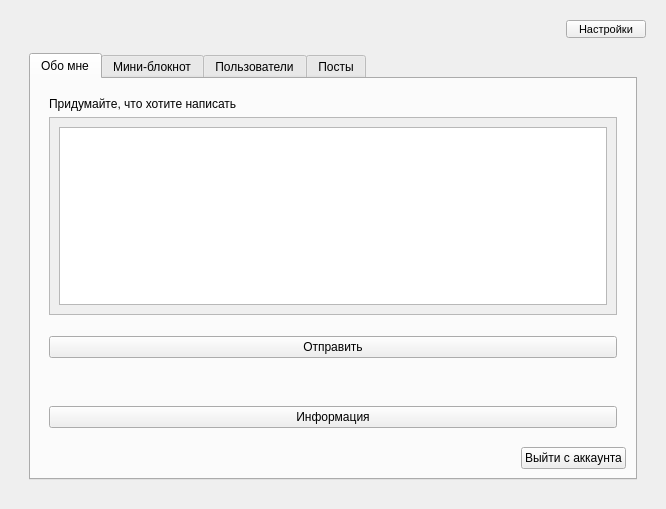
The window that front/mainApp.ui (ZXCmitya/Y11) describes before a commit, drawn with Qt 5.
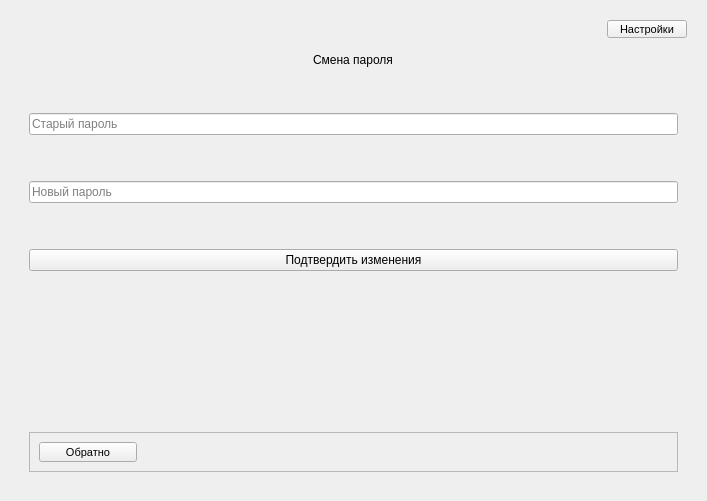
The same window after the commit. The open tabs and pages were chosen to show the change.

Commit message: added password change (not functional yet)

```diff
--- a/front/mainApp.ui
+++ b/front/mainApp.ui
@@ -6,8 +6,8 @@
    <rect>
     <x>0</x>
     <y>0</y>
-    <width>666</width>
-    <height>509</height>
+    <width>707</width>
+    <height>501</height>
    </rect>
   </property>
   <property name="windowTitle">
@@ -546,8 +546,8 @@
                        <rect>
                         <x>0</x>
                         <y>0</y>
-                        <width>570</width>
-                        <height>183</height>
+                        <width>611</width>
+                        <height>168</height>
                        </rect>
                       </property>
                       <layout class="QVBoxLayout" name="verticalLayout_12">
@@ -631,13 +631,6 @@
                  </property>
                 </spacer>
                </item>
-               <item alignment="Qt::AlignRight">
-                <widget class="QPushButton" name="btn_logout">
-                 <property name="text">
-                  <string>Выйти с аккаунта</string>
-                 </property>
-                </widget>
-               </item>
               </layout>
              </widget>
              <widget class="QWidget" name="tab_4">
@@ -707,6 +700,183 @@
                </item>
               </layout>
              </widget>
+            </widget>
+           </item>
+           <item>
+            <widget class="QFrame" name="frame_2">
+             <property name="maximumSize">
+              <size>
+               <width>16777215</width>
+               <height>40</height>
+              </size>
+             </property>
+             <property name="frameShape">
+              <enum>QFrame::StyledPanel</enum>
+             </property>
+             <property name="frameShadow">
+              <enum>QFrame::Raised</enum>
+             </property>
+             <layout class="QHBoxLayout" name="horizontalLayout_4">
+              <item alignment="Qt::AlignLeft">
+               <widget class="QPushButton" name="btn_to_change_pass">
+                <property name="font">
+                 <font>
+                  <pointsize>8</pointsize>
+                 </font>
+                </property>
+                <property name="text">
+                 <string>Сменить пароль</string>
+                </property>
+               </widget>
+              </item>
+              <item alignment="Qt::AlignRight">
+               <widget class="QPushButton" name="btn_logout">
+                <property name="font">
+                 <font>
+                  <pointsize>8</pointsize>
+                 </font>
+                </property>
+                <property name="text">
+                 <string>Выйти с аккаунта</string>
+                </property>
+               </widget>
+              </item>
+             </layout>
+            </widget>
+           </item>
+          </layout>
+         </widget>
+         <widget class="QWidget" name="page_6">
+          <layout class="QVBoxLayout" name="verticalLayout_18">
+           <item alignment="Qt::AlignHCenter">
+            <widget class="QLabel" name="label_12">
+             <property name="maximumSize">
+              <size>
+               <width>16777215</width>
+               <height>20</height>
+              </size>
+             </property>
+             <property name="text">
+              <string>Смена пароля</string>
+             </property>
+            </widget>
+           </item>
+           <item>
+            <spacer name="verticalSpacer_19">
+             <property name="orientation">
+              <enum>Qt::Vertical</enum>
+             </property>
+             <property name="sizeType">
+              <enum>QSizePolicy::Maximum</enum>
+             </property>
+             <property name="sizeHint" stdset="0">
+              <size>
+               <width>20</width>
+               <height>40</height>
+              </size>
+             </property>
+            </spacer>
+           </item>
+           <item>
+            <widget class="QLineEdit" name="line__old_password">
+             <property name="placeholderText">
+              <string>Старый пароль</string>
+             </property>
+            </widget>
+           </item>
+           <item>
+            <spacer name="verticalSpacer_18">
+             <property name="orientation">
+              <enum>Qt::Vertical</enum>
+             </property>
+             <property name="sizeType">
+              <enum>QSizePolicy::Maximum</enum>
+             </property>
+             <property name="sizeHint" stdset="0">
+              <size>
+               <width>20</width>
+               <height>40</height>
+              </size>
+             </property>
+            </spacer>
+           </item>
+           <item>
+            <widget class="QLineEdit" name="line_new_password">
+             <property name="placeholderText">
+              <string>Новый пароль</string>
+             </property>
+            </widget>
+           </item>
+           <item>
+            <spacer name="verticalSpacer_20">
+             <property name="orientation">
+              <enum>Qt::Vertical</enum>
+             </property>
+             <property name="sizeType">
+              <enum>QSizePolicy::Maximum</enum>
+             </property>
+             <property name="sizeHint" stdset="0">
+              <size>
+               <width>20</width>
+               <height>40</height>
+              </size>
+             </property>
+            </spacer>
+           </item>
+           <item>
+            <widget class="QPushButton" name="btn_confirm_pass_change">
+             <property name="text">
+              <string>Подтвердить изменения</string>
+             </property>
+            </widget>
+           </item>
+           <item>
+            <spacer name="verticalSpacer_17">
+             <property name="orientation">
+              <enum>Qt::Vertical</enum>
+             </property>
+             <property name="sizeHint" stdset="0">
+              <size>
+               <width>20</width>
+               <height>40</height>
+              </size>
+             </property>
+            </spacer>
+           </item>
+           <item>
+            <widget class="QFrame" name="frame_3">
+             <property name="maximumSize">
+              <size>
+               <width>16777215</width>
+               <height>40</height>
+              </size>
+             </property>
+             <property name="frameShape">
+              <enum>QFrame::StyledPanel</enum>
+             </property>
+             <property name="frameShadow">
+              <enum>QFrame::Raised</enum>
+             </property>
+             <layout class="QHBoxLayout" name="horizontalLayout_9">
+              <item alignment="Qt::AlignLeft">
+               <widget class="QPushButton" name="btn__from_pass_to_info">
+                <property name="minimumSize">
+                 <size>
+                  <width>98</width>
+                  <height>0</height>
+                 </size>
+                </property>
+                <property name="font">
+                 <font>
+                  <pointsize>8</pointsize>
+                 </font>
+                </property>
+                <property name="text">
+                 <string>Обратно</string>
+                </property>
+               </widget>
+              </item>
+             </layout>
             </widget>
            </item>
           </layout>
```
The commit also changes 3 other files.
